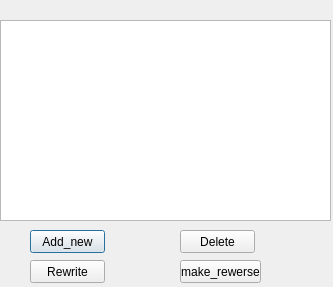
Old version of the form lab3_2/alarm_clock.ui in the repository AndrikB/2-Course.
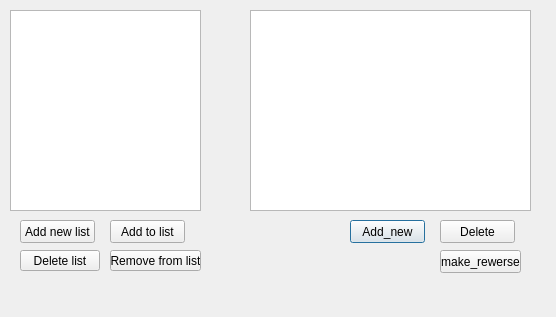
New version of the form.

Commit message: add timer(all function) and add list of list in alarm clock

```diff
--- a/lab3_2/alarm_clock.ui
+++ b/lab3_2/alarm_clock.ui
@@ -6,8 +6,8 @@
    <rect>
     <x>0</x>
     <y>0</y>
-    <width>333</width>
-    <height>287</height>
+    <width>556</width>
+    <height>317</height>
    </rect>
   </property>
   <property name="windowTitle">
@@ -16,8 +16,8 @@
   <widget class="QPushButton" name="Start_alarm">
    <property name="geometry">
     <rect>
-     <x>30</x>
-     <y>230</y>
+     <x>350</x>
+     <y>220</y>
      <width>75</width>
      <height>23</height>
     </rect>
@@ -29,31 +29,18 @@
   <widget class="QListWidget" name="listWidget">
    <property name="geometry">
     <rect>
-     <x>0</x>
-     <y>20</y>
-     <width>331</width>
+     <x>250</x>
+     <y>10</y>
+     <width>281</width>
      <height>201</height>
     </rect>
    </property>
   </widget>
-  <widget class="QPushButton" name="rewrite">
-   <property name="geometry">
-    <rect>
-     <x>30</x>
-     <y>260</y>
-     <width>75</width>
-     <height>23</height>
-    </rect>
-   </property>
-   <property name="text">
-    <string>Rewrite</string>
-   </property>
-  </widget>
   <widget class="QPushButton" name="opposition">
    <property name="geometry">
     <rect>
-     <x>180</x>
-     <y>260</y>
+     <x>440</x>
+     <y>250</y>
      <width>81</width>
      <height>23</height>
     </rect>
@@ -65,8 +52,8 @@
   <widget class="QPushButton" name="Delete">
    <property name="geometry">
     <rect>
-     <x>180</x>
-     <y>230</y>
+     <x>440</x>
+     <y>220</y>
      <width>75</width>
      <height>23</height>
     </rect>
@@ -75,6 +62,68 @@
     <string>Delete</string>
    </property>
   </widget>
+  <widget class="QListWidget" name="listWidget_2">
+   <property name="geometry">
+    <rect>
+     <x>10</x>
+     <y>10</y>
+     <width>191</width>
+     <height>201</height>
+    </rect>
+   </property>
+  </widget>
+  <widget class="QPushButton" name="add_new_list">
+   <property name="geometry">
+    <rect>
+     <x>20</x>
+     <y>220</y>
+     <width>75</width>
+     <height>23</height>
+    </rect>
+   </property>
+   <property name="text">
+    <string>Add new list</string>
+   </property>
+  </widget>
+  <widget class="QPushButton" name="Add_to_list">
+   <property name="geometry">
+    <rect>
+     <x>110</x>
+     <y>220</y>
+     <width>75</width>
+     <height>23</height>
+    </rect>
+   </property>
+   <property name="text">
+    <string>Add to list</string>
+   </property>
+  </widget>
+  <widget class="QPushButton" name="delete_list">
+   <property name="geometry">
+    <rect>
+     <x>20</x>
+     <y>250</y>
+     <width>80</width>
+     <height>21</height>
+    </rect>
+   </property>
+   <property name="text">
+    <string>Delete list</string>
+   </property>
+  </widget>
+  <widget class="QPushButton" name="remove_from_list">
+   <property name="geometry">
+    <rect>
+     <x>110</x>
+     <y>250</y>
+     <width>91</width>
+     <height>21</height>
+    </rect>
+   </property>
+   <property name="text">
+    <string>Remove from list</string>
+   </property>
+  </widget>
  </widget>
  <resources/>
  <connections/>
```
The commit also changes 16 other files.
